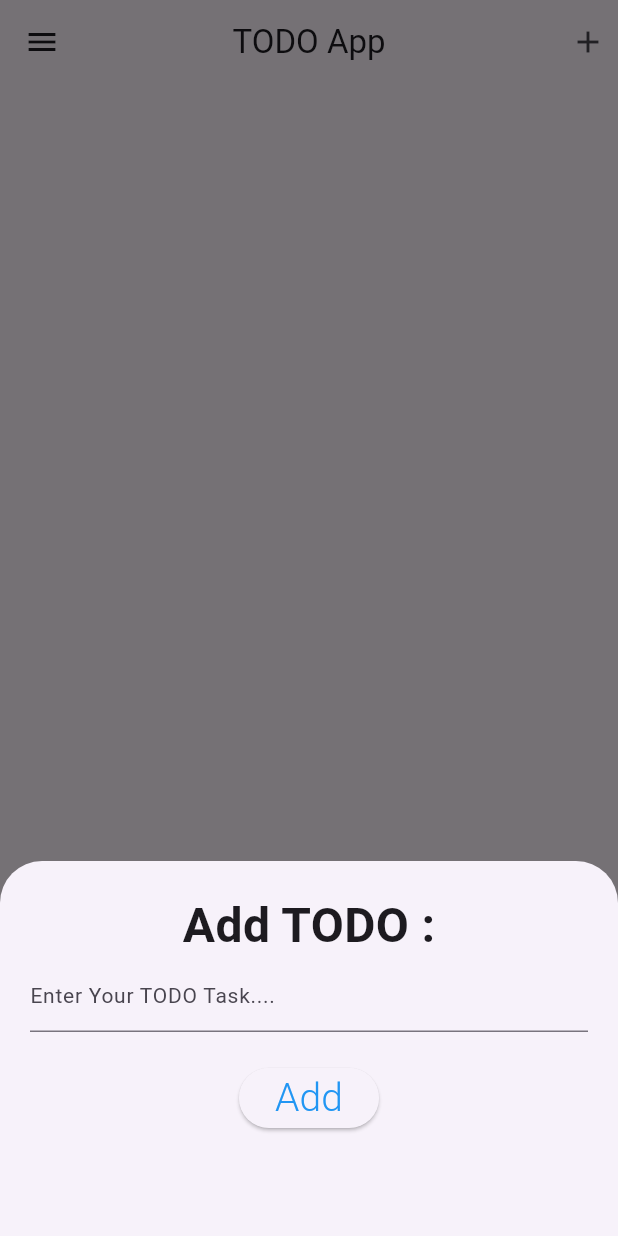
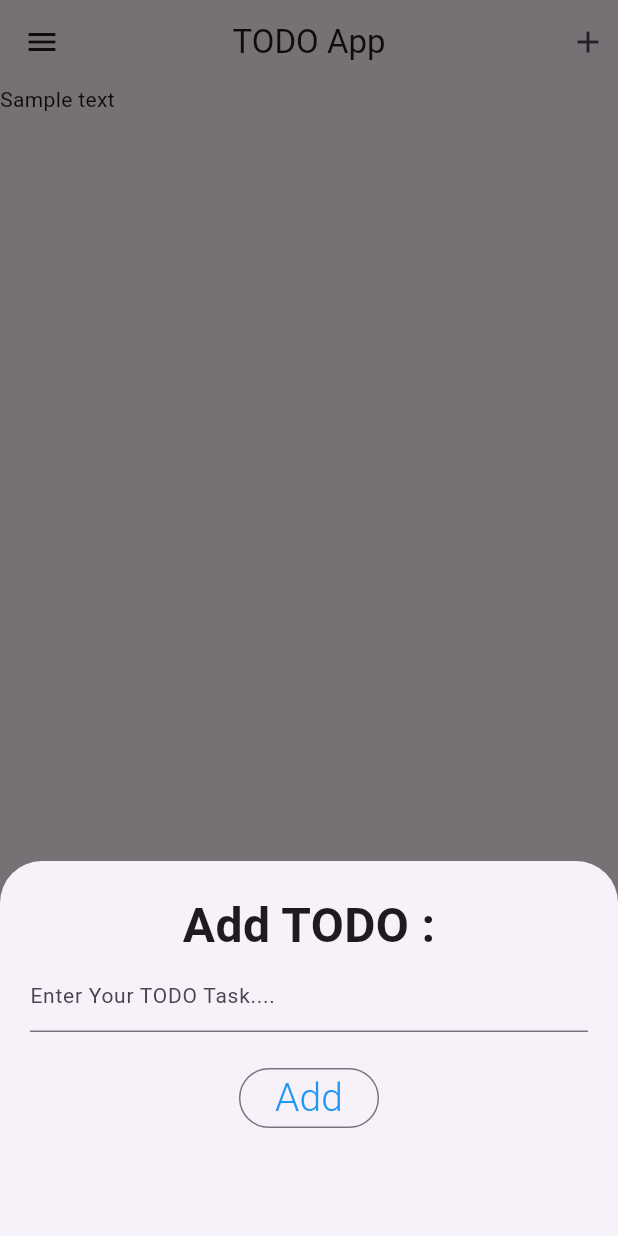
Before and after one commit to malakasadeep/TODO-App---Flutter, a Flutter app: the screen it shows after launch, after a tap on the "add" icon, on a phone screen of 412 x 824 dp. Run offline on Flutter 3.47's test engine with Material 3 defaults, Android fonts, the phone set to English and light mode, and no system bars.

Commit message:
feat: Add functionality to change text in MainScreen

```diff
--- a/lib/add_todo.dart
+++ b/lib/add_todo.dart
@@ -3,7 +3,8 @@
 import 'package:flutter/material.dart';
 
 class AddTodo extends StatefulWidget {
-  const AddTodo({super.key});
+  Function({required String todotext}) changeTextfun;
+  AddTodo({super.key, required this.changeTextfun});
 
   @override
   State<AddTodo> createState() => _AddTodoState();
@@ -34,10 +35,11 @@ class _AddTodoState extends State<AddTodo> {
         SizedBox(
           height: 20,
         ),
-        ElevatedButton(
+        OutlinedButton(
           onPressed: () {
             print(todotext.text);
-            todotext.clear();
+            widget.changeTextfun(todotext: todotext.text);
+            todotext.text = "";
           },
           child: Text(
             "Add",
--- a/lib/main_screen.dart
+++ b/lib/main_screen.dart
@@ -11,6 +11,15 @@ class MainScreen extends StatefulWidget {
 }
 
 class _MainScreenState extends State<MainScreen> {
+  String text1 = "Sample text";
+
+  changeText({required String todotext}) {
+    setState(() {
+      text1 = "$todotext";
+      print("clicked");
+    });
+  }
+
   @override
   Widget build(BuildContext context) {
     return Scaffold(
@@ -24,10 +33,15 @@ class _MainScreenState extends State<MainScreen> {
               showModalBottomSheet(
                 context: context,
                 builder: (context) {
-                  return Container(
-                    padding: EdgeInsets.all(20),
-                    height: 250,
-                    child: AddTodo(),
+                  return Padding(
+                    padding: MediaQuery.of(context).viewInsets,
+                    child: Container(
+                      padding: EdgeInsets.all(20),
+                      height: 250,
+                      child: AddTodo(
+                        changeTextfun: changeText,
+                      ),
+                    ),
                   );
                 },
               );
@@ -42,7 +56,9 @@ class _MainScreenState extends State<MainScreen> {
           ),
         ],
       ),
-      body: Container(),
+      body: Container(
+        child: Text("$text1"),
+      ),
     );
   }
 }
```
